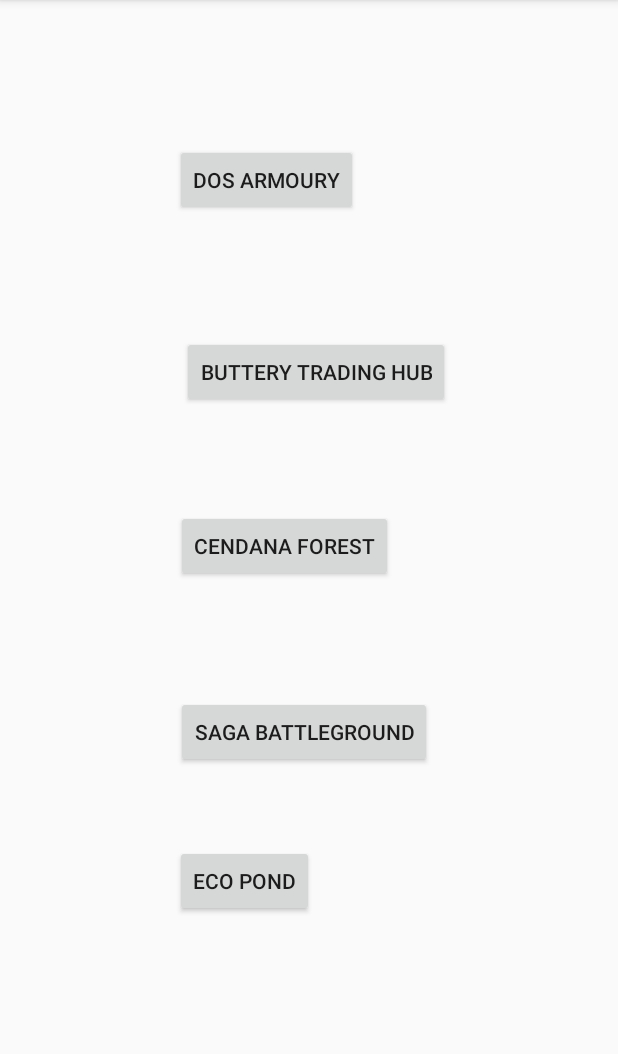
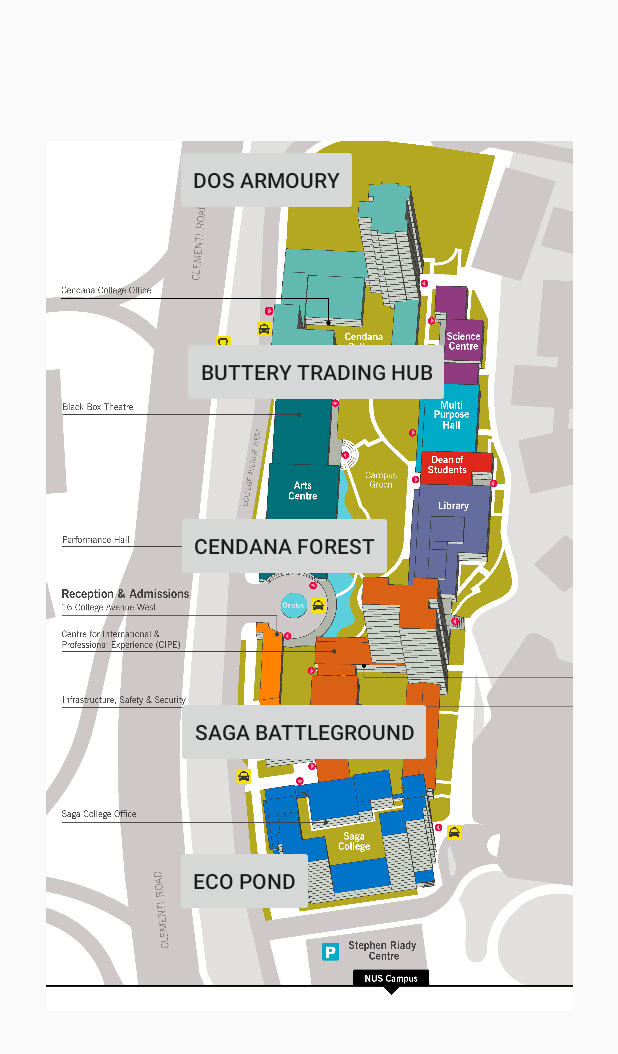
Before and after one commit to dzhou343/YSC3232-LittleYNC, an Android app: the TravelActivity screen opened directly, with no data from a screen before it, on a phone screen of 412 x 824 dp, the part 84-1138 px from its top. Run offline under Robolectric (Android 15) with nearby library versions, the phone set to English and light mode, and no system bars.

Commit message:
added a version of the ync map to resource files

```diff
--- a/app/src/main/AndroidManifest.xml
+++ b/app/src/main/AndroidManifest.xml
@@ -8,6 +8,7 @@
         android:label="@string/app_name"
         android:roundIcon="@mipmap/ic_launcher_round"
         android:supportsRtl="true"
+        android:hardwareAccelerated="false"
         android:theme="@style/AppTheme">
         <activity android:name=".MainActivity">
             <intent-filter>
--- a/app/src/main/res/layout/activity_travel_page.xml
+++ b/app/src/main/res/layout/activity_travel_page.xml
@@ -5,6 +5,17 @@
     android:layout_width="match_parent"
     android:layout_height="match_parent"
     tools:context=".TravelActivity">
+
+    <ImageView
+        android:id="@+id/YNC_map_1"
+        android:layout_width="351dp"
+        android:layout_height="584dp"
+        android:src="@drawable/ync_map_1"
+        android:contentDescription="YNC_map_1"
+        app:layout_constraintBottom_toBottomOf="parent"
+        app:layout_constraintEnd_toEndOf="parent"
+        app:layout_constraintStart_toStartOf="parent"
+        app:layout_constraintTop_toTopOf="parent" />
 
     <Button
         android:id="@+id/button2"
```
Also changed, not shown: app/src/main/res/drawable/ync_map_1.png.
